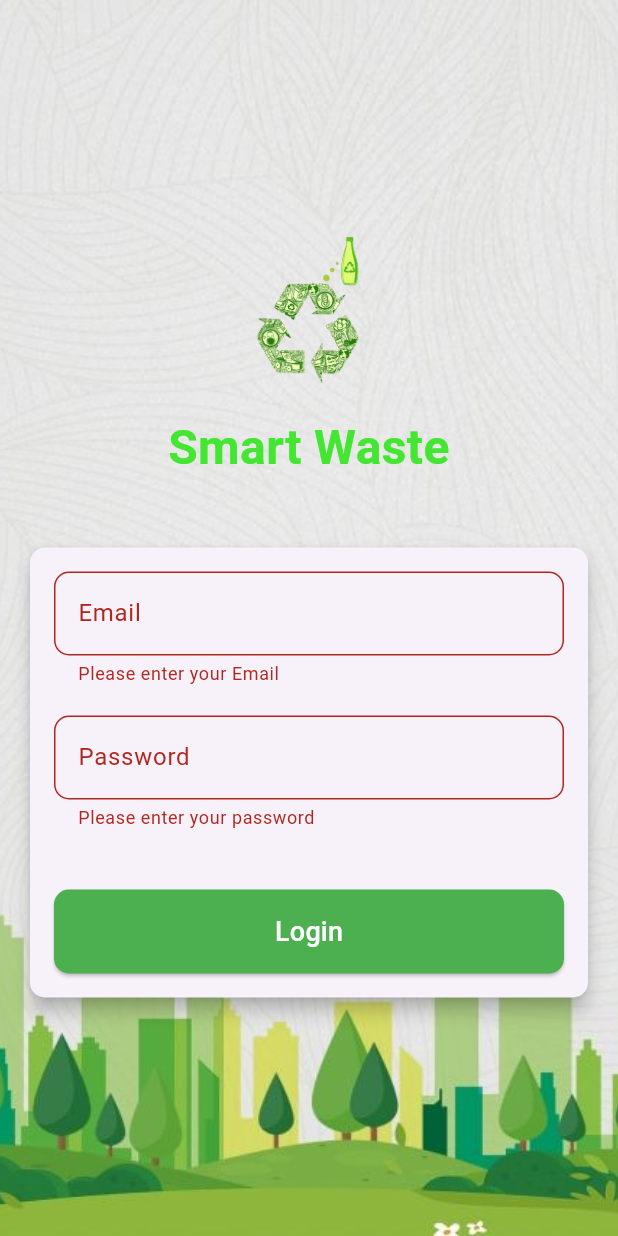
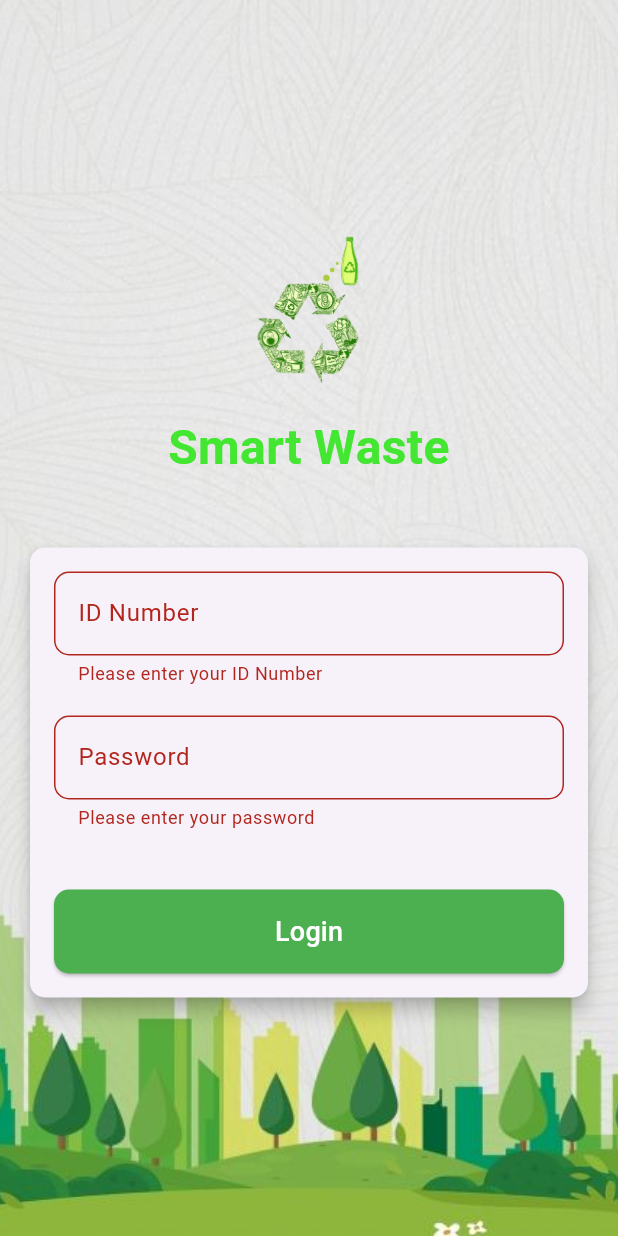
Before and after one commit to Azucarz/Recycle-To-Money-Andriod, a Flutter app: the screen it shows after launch, after a tap on "Login", on a phone screen of 412 x 824 dp. Run offline on Flutter 3.47's test engine with Material 3 defaults, Android fonts, the phone set to English and light mode, and no system bars; our stand-ins replace supabase_flutter; accounts and stored records are empty.

Commit message:
Login Bug Temporary Fix
Review it later again once all complete

```diff
--- a/lib/login_page.dart
+++ b/lib/login_page.dart
@@ -1,13 +1,7 @@
 import 'package:flutter/material.dart';
-import 'package:supabase_flutter/supabase_flutter.dart';
 import 'profil_page.dart';
 
-void main() async {
-  // Inisialisasi Supabase
-  await Supabase.initialize(
-    url: 'https://eicuolgrlmpkywitfblr.supabase.co', // URL Supabase Anda
-    anonKey: 'eyJhbGciOiJIUzI1NiIsInR5cCI6IkpXVCJ9.eyJpc3MiOiJzdXBhYmFzZSIsInJlZiI6ImVpY3VvbGdybG1wa3l3aXRmYmxyIiwicm9sZSI6ImFub24iLCJpYXQiOjE3MjQ3NzM0OTYsImV4cCI6MjA0MDM0OTQ5Nn0.e_fxtoz74yBNO1ircGFci2lIQ6dGeTNL02oTJhggx7U', // anonKey Supabase Anda
-  );
+void main() {
   runApp(const MyApp());
 }
 
@@ -38,45 +32,13 @@ class _LoginPageState extends State<LoginPage> {
   final _formKey = GlobalKey<FormState>();
   final TextEditingController _emailController = TextEditingController();
   final TextEditingController _passwordController = TextEditingController();
-  final _supabaseClient = Supabase.instance.client;
-
-  String _errorMessage = '';
-
-  Future<void> _login() async {
-    final email = _emailController.text;
-    final password = _passwordController.text;
-
-    try {
-      final response = await _supabaseClient.auth.signInWithPassword(
-        email: email,
-        password: password,
-      );
-
-      if (response.session == null) {
-        setState(() {
-          _errorMessage = 'Login failed: Invalid email or password';
-        });
-        return;
-      }
-
-      // Login berhasil, arahkan ke halaman profile.dart
-      Navigator.pushReplacement(
-  context,
-  MaterialPageRoute(builder: (context) => const ProfilePage()),
-);
-    } catch (e) {
-      // Tangani kesalahan jika terjadi
-      setState(() {
-        _errorMessage = 'An error occurred: $e';
-      });
-    }
-  }
 
   @override
   Widget build(BuildContext context) {
     return Scaffold(
       body: Stack(
         children: [
+          // Gambar background
           Container(
             decoration: const BoxDecoration(
               image: DecorationImage(
@@ -121,7 +83,7 @@ class _LoginPageState extends State<LoginPage> {
                             TextFormField(
                               controller: _emailController,
                               decoration: InputDecoration(
-                                labelText: 'Email',
+                                labelText: 'ID Number',
                                 border: OutlineInputBorder(
                                   borderRadius: BorderRadius.circular(10.0),
                                 ),
@@ -129,7 +91,7 @@ class _LoginPageState extends State<LoginPage> {
                               keyboardType: TextInputType.emailAddress,
                               validator: (value) {
                                 if (value!.isEmpty) {
-                                  return 'Please enter your Email';
+                                  return 'Please enter your ID Number';
                                 }
                                 return null;
                               },
@@ -163,7 +125,43 @@ class _LoginPageState extends State<LoginPage> {
                               ),
                               onPressed: () {
                                 if (_formKey.currentState!.validate()) {
-                                  _login();
+                                  String email = _emailController.text;
+                                  String password = _passwordController.text;
+
+                                  print('Email: $email, Password: $password');
+                                  if (email == 'customer@gmail.com') {
+                                    if (password == 'customer') {
+                                      Navigator.push(
+                                        context,
+                                        MaterialPageRoute(
+                                            builder: (context) =>
+                                                ProfilePage()),
+                                      );
+                                      debugPrint("Customer logged in");
+                                    } else {
+                                      debugPrint(
+                                          "Incorrect password for customer");
+                                      // Handle incorrect password for customer
+                                    }
+                                  } else if (email == 'worker@gmail.com') {
+                                    if (password == 'worker') {
+                                      Navigator.push(
+                                        context,
+                                        MaterialPageRoute(
+                                            builder: (context) =>
+                                                ProfilePage()),
+                                      );
+                                      debugPrint("Worker logged in");
+                                    } else {
+                                      debugPrint(
+                                          "Incorrect password for worker");
+                                      // Handle incorrect password for worker
+                                    }
+                                  } else {
+                                    debugPrint("Email not registered");
+                                    // Handle case where email doesn't match any registered users
+                                  }
+
                                 }
                               },
                               child: const Text(
@@ -174,14 +172,6 @@ class _LoginPageState extends State<LoginPage> {
                                 ),
                               ),
                             ),
-                            if (_errorMessage.isNotEmpty)
-                              Padding(
-                                padding: const EdgeInsets.only(top: 20),
-                                child: Text(
-                                  _errorMessage,
-                                  style: const TextStyle(color: Colors.red),
-                                ),
-                              ),
                           ],
                         ),
                       ),
```
